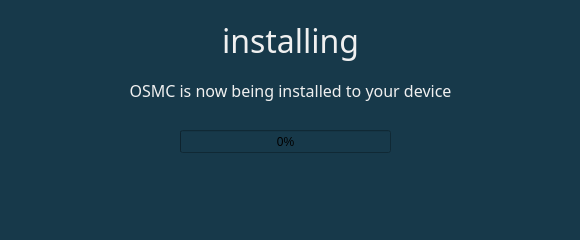
First picture: the form in installer/host/qt_host_installer/extractprogress.ui, repository osmc/osmc, before the edit.
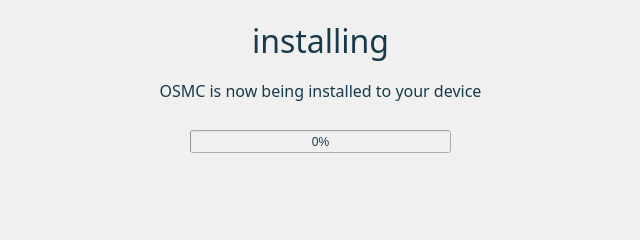
Second picture: the form after the edit.

Commit message: [installer][host] change all the colors! And hopfully fix some layout issues ... check it out!

```diff
--- a/installer/host/qt_host_installer/extractprogress.ui
+++ b/installer/host/qt_host_installer/extractprogress.ui
@@ -6,7 +6,7 @@
    <rect>
     <x>0</x>
     <y>0</y>
-    <width>580</width>
+    <width>640</width>
     <height>240</height>
    </rect>
   </property>
@@ -14,14 +14,16 @@
    <string>Form</string>
   </property>
   <property name="styleSheet">
-   <string notr="true">background-color:#17394A</string>
+   <string notr="true">color: #17394A;
+background: rgb(240, 240, 240);
+</string>
   </property>
   <widget class="QLabel" name="extractDetailsLabel">
    <property name="geometry">
     <rect>
      <x>10</x>
      <y>180</y>
-     <width>561</width>
+     <width>621</width>
      <height>21</height>
     </rect>
    </property>
@@ -32,7 +34,9 @@
     </font>
    </property>
    <property name="styleSheet">
-    <string notr="true">color:rgb(240, 240, 240)</string>
+    <string notr="true">color: #17394A;
+background: rgb(240, 240, 240, 0);
+</string>
    </property>
    <property name="text">
     <string/>
@@ -46,7 +50,7 @@
     <rect>
      <x>10</x>
      <y>80</y>
-     <width>561</width>
+     <width>621</width>
      <height>21</height>
     </rect>
    </property>
@@ -57,7 +61,9 @@
     </font>
    </property>
    <property name="styleSheet">
-    <string notr="true">color:rgb(240, 240, 240)</string>
+    <string notr="true">color: #17394A;
+background: rgb(240, 240, 240, 0);
+</string>
    </property>
    <property name="text">
     <string>OSMC is now being installed to your device</string>
@@ -71,7 +77,7 @@
     <rect>
      <x>10</x>
      <y>20</y>
-     <width>561</width>
+     <width>621</width>
      <height>41</height>
     </rect>
    </property>
@@ -82,7 +88,9 @@
     </font>
    </property>
    <property name="styleSheet">
-    <string notr="true">color:rgb(240, 240, 240)</string>
+    <string notr="true">color: #17394A;
+background: rgb(240, 240, 240, 0);
+</string>
    </property>
    <property name="text">
     <string>installing</string>
@@ -94,9 +102,9 @@
   <widget class="QProgressBar" name="extractProgressBar">
    <property name="geometry">
     <rect>
-     <x>180</x>
+     <x>190</x>
      <y>130</y>
-     <width>211</width>
+     <width>261</width>
      <height>23</height>
     </rect>
    </property>
```
The commit also changes 20 other files.
